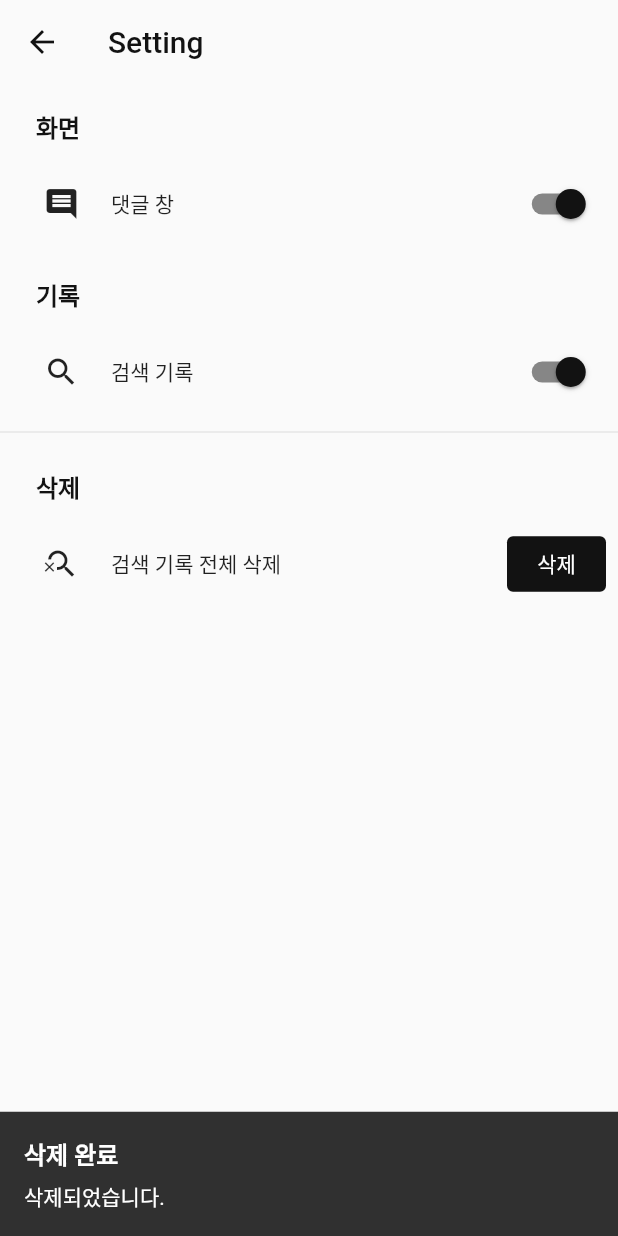
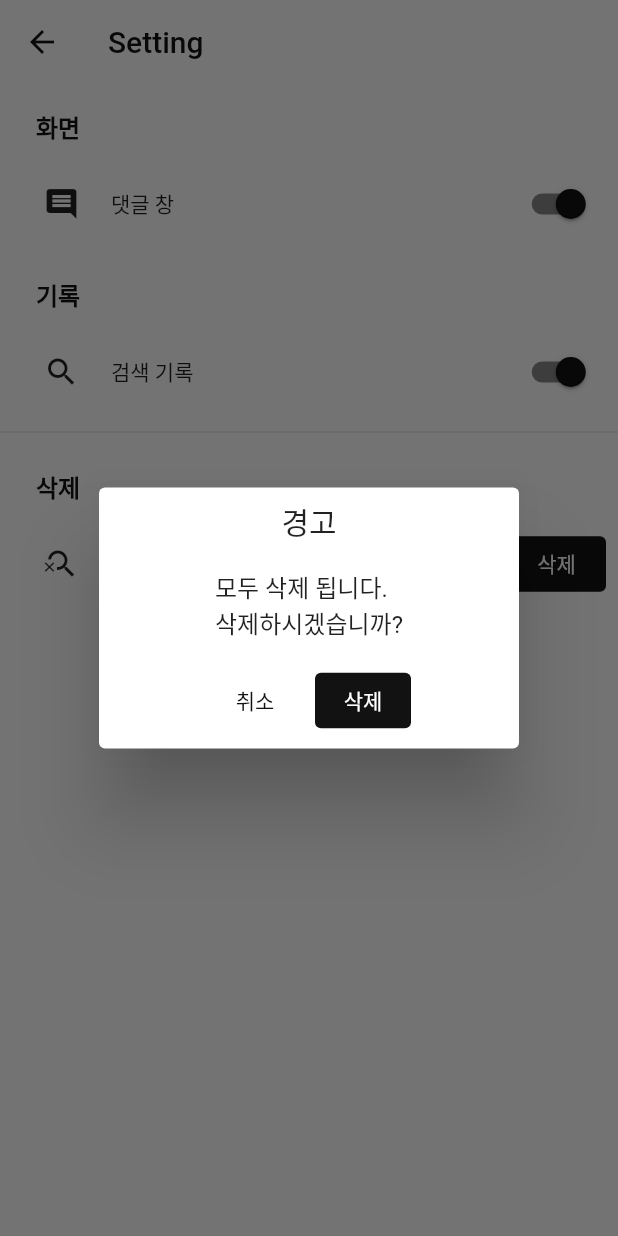
Before and after one commit to negu63/no-recommendation, a Flutter app: the SettingPage screen opened by its route, after a tap on "삭제", on a phone screen of 412 x 824 dp. Run offline on Flutter 3.47's test engine with Material 2 defaults, Android fonts, the phone set to English and light mode, and no system bars; our stand-ins replace get, hive, hive_flutter; missing offline and left inert: flutter_inappwebview; accounts and stored records are empty.

Commit message:
feat: 설정 페이지 삭제 경고 다이얼로그 추가

```diff
--- a/lib/modules/setting/local_widgets/function_button.dart
+++ b/lib/modules/setting/local_widgets/function_button.dart
@@ -18,6 +18,11 @@ class FunctionButton extends StatelessWidget {
 
   @override
   Widget build(BuildContext context) {
+    final darkButtonStyle = TextButton.styleFrom(
+      backgroundColor: darkGrey18,
+      primary: Colors.white,
+    );
+
     return Padding(
       padding: const EdgeInsets.all(8.0),
       child: Row(
@@ -29,12 +34,42 @@ class FunctionButton extends StatelessWidget {
             child: TextButton(
               onPressed: () {
                 onPressed();
+                Get.defaultDialog(
+                  title: '경고',
+                  radius: 4,
+                  content: const Text(
+                    '모두 삭제 됩니다.\n삭제하시겠습니까?',
+                  ),
+                  confirm: TextButton(
+                    onPressed: () {
+                      Get.back();
+                      if (!Get.isSnackbarOpen!) {
                         Get.showSnackbar(
                           GetBar(
                             title: '삭제 완료',
                             message: '삭제되었습니다.',
                             snackPosition: SnackPosition.BOTTOM,
                             duration: const Duration(seconds: 2),
+                          ),
+                        );
+                      }
+                    },
+                    style: darkButtonStyle,
+                    child: const Text('삭제'),
+                  ),
+                  cancel: TextButton(
+                    onPressed: () {
+                      Get.back();
+                    },
+                    child: const Text(
+                      '취소',
+                      style: TextStyle(
+                        color: darkGrey18,
+                      ),
+                    ),
+                    style: TextButton.styleFrom(
+                      primary: darkGrey18,
+                    ),
                   ),
                 );
               },
@@ -44,10 +79,7 @@ class FunctionButton extends StatelessWidget {
                   color: Colors.white,
                 ),
               ),
-              style: TextButton.styleFrom(
-                backgroundColor: darkGrey18,
-                primary: Colors.white,
-              ),
+              style: darkButtonStyle,
             ),
           ),
         ],
```
Lines whose indentation alone changed are shown as unchanged.
